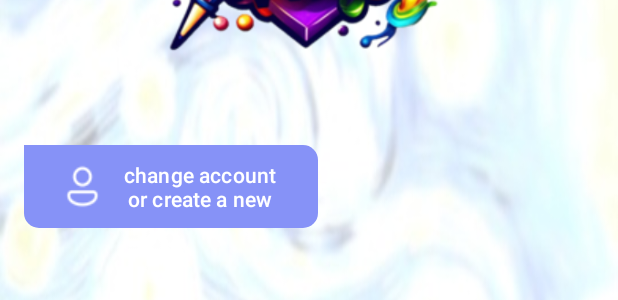
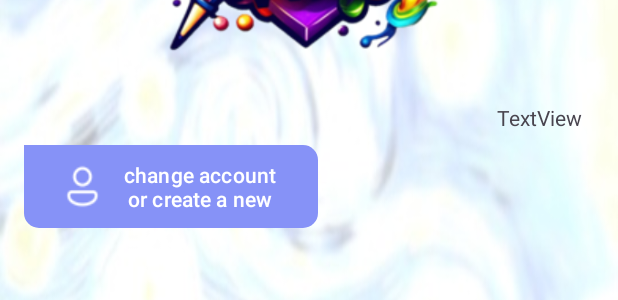
Before and after one commit to MichalLeibovich/MyProject1, an Android app: the layout activity_main_screen.xml on its own in the app's theme, with its tools: preview values and no code run, on a phone screen of 412 x 824 dp. Shown: the part 290-590 px from the top of the screen. Run offline under Robolectric (Android 15) with nearby library versions, the phone set to English and light mode, and no system bars.

Commit message:
Commit Feb 22 1:00

```diff
--- a/app/src/main/res/layout/activity_main_screen.xml
+++ b/app/src/main/res/layout/activity_main_screen.xml
@@ -16,14 +16,14 @@
         android:layout_marginTop="248dp"
         android:background="@drawable/mainscreen_playbutton_design"
         android:fontFamily="casual"
-        android:onClick="PlayClicked"
+        android:onClick="showDialogBox"
         android:text="Play"
         android:textSize="35dp"
         app:layout_constraintStart_toStartOf="parent"
-        app:layout_constraintTop_toBottomOf="@+id/imageView2" />
+        app:layout_constraintTop_toBottomOf="@+id/logo_image" />
 
     <ImageView
-        android:id="@+id/imageView2"
+        android:id="@+id/logo_image"
         android:layout_width="293dp"
         android:layout_height="254dp"
         android:layout_marginStart="56dp"
@@ -57,7 +57,17 @@
         android:text="change account or create a new one"
         android:textSize="14dp"
         app:layout_constraintStart_toStartOf="parent"
-        app:layout_constraintTop_toBottomOf="@+id/imageView2" />
+        app:layout_constraintTop_toBottomOf="@+id/logo_image" />
+
+    <TextView
+        android:id="@+id/usernameTextView"
+        android:layout_width="wrap_content"
+        android:layout_height="wrap_content"
+        android:layout_marginTop="8dp"
+        android:layout_marginEnd="24dp"
+        android:text="TextView"
+        app:layout_constraintEnd_toEndOf="parent"
+        app:layout_constraintTop_toBottomOf="@+id/logo_image" />
 
 
 </androidx.constraintlayout.widget.ConstraintLayout>
--- a/app/src/main/res/layout/custom_dialog_box.xml
+++ b/app/src/main/res/layout/custom_dialog_box.xml
@@ -13,7 +13,7 @@
         android:background="@drawable/mainscreen_bkg_dialogbox_design">
 
         <Button
-            android:id="@+id/button27"
+            android:id="@+id/buttonCreateGameRoom"
             android:layout_width="235dp"
             android:layout_height="63dp"
             android:layout_marginStart="16dp"
@@ -24,14 +24,14 @@
             app:layout_constraintTop_toTopOf="parent" />
 
         <Button
-            android:id="@+id/button28"
+            android:id="@+id/buttonJoinGameRoom"
             android:layout_width="235dp"
             android:layout_height="61dp"
             android:layout_marginStart="16dp"
             android:layout_marginTop="12dp"
             android:text="Join an existing room"
             app:layout_constraintStart_toStartOf="parent"
-            app:layout_constraintTop_toBottomOf="@+id/button27" />
+            app:layout_constraintTop_toBottomOf="@+id/buttonCreateGameRoom" />
     </androidx.constraintlayout.widget.ConstraintLayout>
 
 
```
Also changed, not shown: app/src/main/java/com/example/myproject1/GameRoom.java (+11 -6 lines), app/src/main/java/com/example/myproject1/MainScreenActivity.java (+13 -14 lines), app/src/main/java/com/example/myproject1/User.java (+37 -4 lines), app/src/main/java/com/example/myproject1/loginsignup_page/SignUpTabFragment.java (+46 -4 lines), app/src/main/res/layout/custom_dialog_box_username.xml (added, +50 -0 lines).
